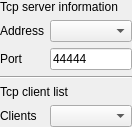
The window that src/pages/sslsocket/server/SAKSslSocketServerDeviceController.ui (x-tools-author/x-tools) describes before a commit, drawn with Qt 5.
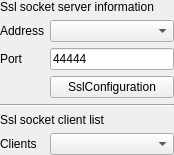
The same window after the commit.

Patch:
```diff
--- a/src/pages/sslsocket/server/SAKSslSocketServerDeviceController.ui
+++ b/src/pages/sslsocket/server/SAKSslSocketServerDeviceController.ui
@@ -6,8 +6,8 @@
    <rect>
     <x>0</x>
     <y>0</y>
-    <width>132</width>
-    <height>123</height>
+    <width>174</width>
+    <height>146</height>
    </rect>
   </property>
   <property name="windowTitle">
@@ -26,10 +26,10 @@
    <property name="bottomMargin">
     <number>0</number>
    </property>
-   <item row="4" column="0" colspan="2">
-    <widget class="QLabel" name="label_6">
+   <item row="0" column="0" colspan="2">
+    <widget class="QLabel" name="label_5">
      <property name="text">
-      <string>Tcp client list</string>
+      <string>Ssl socket server information</string>
      </property>
     </widget>
    </item>
@@ -40,6 +40,9 @@
      </property>
     </widget>
    </item>
+   <item row="1" column="1">
+    <widget class="QComboBox" name="serverhostComboBox"/>
+   </item>
    <item row="2" column="0">
     <widget class="QLabel" name="label_4">
      <property name="text">
@@ -54,40 +57,44 @@
      </property>
     </widget>
    </item>
-   <item row="0" column="0" colspan="2">
-    <widget class="QLabel" name="label_5">
+   <item row="3" column="1">
+    <widget class="QPushButton" name="sslConfiguration">
      <property name="text">
-      <string>Tcp server information</string>
+      <string>SslConfiguration</string>
      </property>
     </widget>
    </item>
-   <item row="5" column="1">
-    <widget class="QComboBox" name="clientHostComboBox">
-     <property name="enabled">
-      <bool>true</bool>
-     </property>
-     <property name="editable">
-      <bool>false</bool>
-     </property>
-    </widget>
-   </item>
-   <item row="1" column="1">
-    <widget class="QComboBox" name="serverhostComboBox"/>
-   </item>
-   <item row="3" column="0" colspan="2">
+   <item row="4" column="0" colspan="2">
     <widget class="Line" name="line">
      <property name="orientation">
       <enum>Qt::Horizontal</enum>
      </property>
     </widget>
    </item>
-   <item row="5" column="0">
+   <item row="5" column="0" colspan="2">
+    <widget class="QLabel" name="label_6">
+     <property name="text">
+      <string>Ssl socket client list</string>
+     </property>
+    </widget>
+   </item>
+   <item row="6" column="0">
     <widget class="QLabel" name="label">
      <property name="text">
       <string>Clients</string>
      </property>
     </widget>
    </item>
+   <item row="6" column="1">
+    <widget class="QComboBox" name="clientHostComboBox">
+     <property name="enabled">
+      <bool>true</bool>
+     </property>
+     <property name="editable">
+      <bool>false</bool>
+     </property>
+    </widget>
+   </item>
   </layout>
  </widget>
  <resources/>
```
